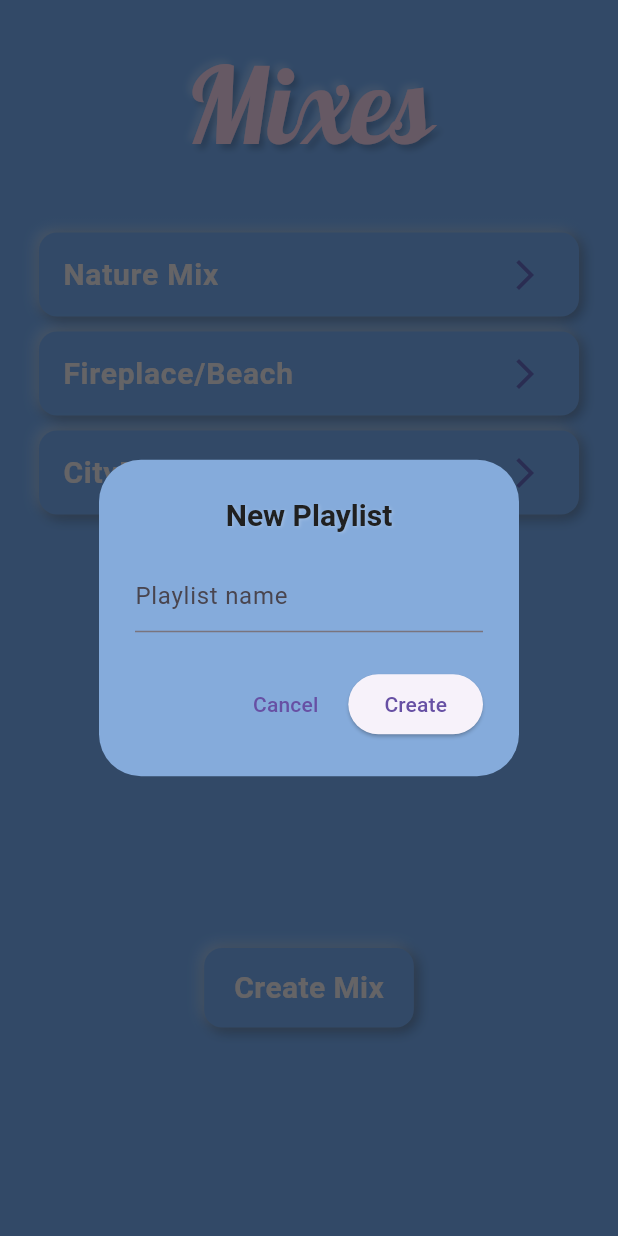
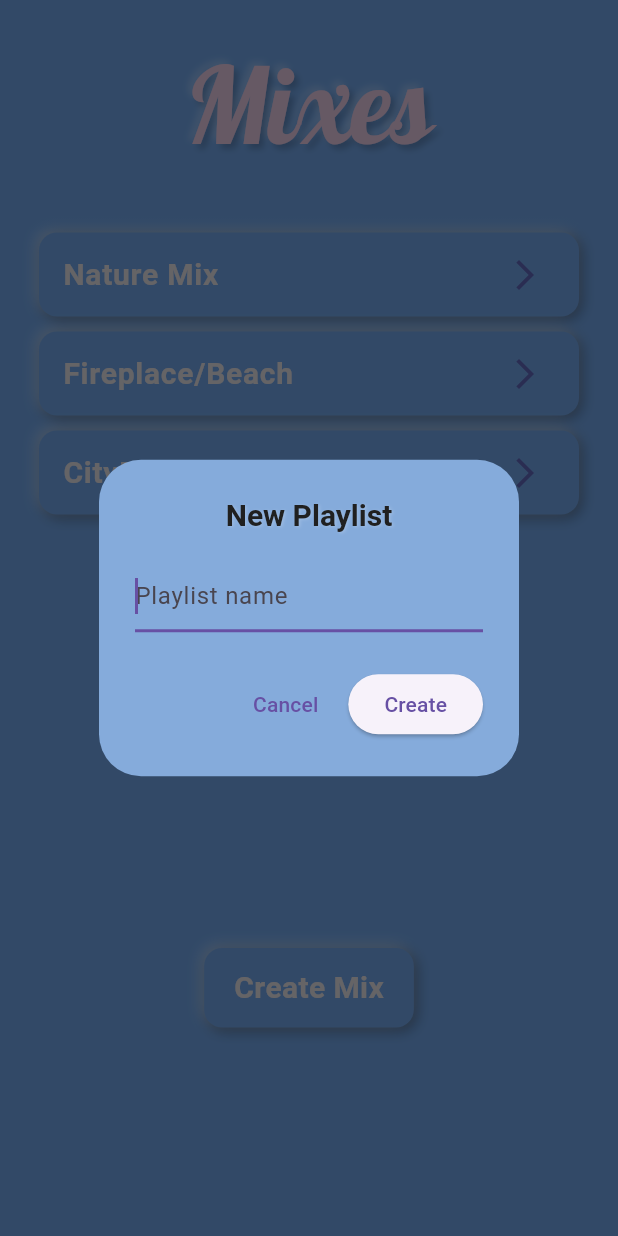
Before and after one commit to Ruslan-Po/Somnus, a Flutter app: the screen it shows after launch, after a tap on "Create Mix", on a phone screen of 412 x 824 dp. Run offline on Flutter 3.47's test engine with Material 3 defaults, Android fonts, the phone set to English and light mode, and no system bars; our stand-ins replace audio_service, flutter_bloc, google_fonts, just_audio, rxdart, shared_preferences; missing offline and left inert: audio_session.

Commit message:
realise version 1.0.1

```diff
--- a/lib/screens/home_screen.dart
+++ b/lib/screens/home_screen.dart
@@ -27,7 +27,7 @@ class HomeScreen extends StatelessWidget {
             'Limit reached',
             style: AppStyles.popTitles,
           ),
-          content: Text('You can create up to 20 playlists only.'),
+          content: Text('You can create up to 10 playlists only.'),
           actions: [
             TextButton(
               onPressed: () => Navigator.pop(context),
@@ -42,41 +42,12 @@ class HomeScreen extends StatelessWidget {
   }
 
   void _createPlaylist(BuildContext context) {
-    final TextEditingController controller = TextEditingController();
-
     showDialog(
       context: context,
-      builder: (_) => AlertDialog(
-        backgroundColor: AppStyles.accentColor,
-        title: Center(
-          child: Text(
-            'New Playlist',
-            style: AppStyles.popTitles,
-          ),
-        ),
-        content: TextFormField(
-          controller: controller,
-          decoration: const InputDecoration(hintText: 'Playlist name'),
-        ),
-        actions: [
-          TextButton(
-            onPressed: () => Navigator.pop(context),
-            child: const Text('Cancel'),
-          ),
-          ElevatedButton(
-            style: ButtonStyle(),
-            onPressed: () {
-              final title = controller.text.trim();
-              if (title.isNotEmpty) {
-                context.read<PlaylistBloc>().add(CreatePlaylistEvent(title));
-              }
-              Navigator.pop(context);
-            },
-            child: Text(
-              'Create',
-            ),
-          ),
-        ],
+      builder: (_) => CreatePlaylistDialog(
+        onCreate: (title) {
+          context.read<PlaylistBloc>().add(CreatePlaylistEvent(title));
+        },
       ),
     );
   }
@@ -236,7 +207,7 @@ class HomeScreen extends StatelessWidget {
                           ],
                         ),
                         child: Text(
-                          isLimit ? 'Limit reached' : 'Create Mix', // NEW
+                          isLimit ? 'Limit reached' : 'Create Mix',
                           style: AppStyles.buttons,
                         ),
                       ),
@@ -252,3 +223,66 @@ class HomeScreen extends StatelessWidget {
     );
   }
 }
+
+class CreatePlaylistDialog extends StatefulWidget {
+  final void Function(String) onCreate;
+
+  const CreatePlaylistDialog({super.key, required this.onCreate});
+
+  @override
+  State<CreatePlaylistDialog> createState() => _CreatePlaylistDialogState();
+}
+
+class _CreatePlaylistDialogState extends State<CreatePlaylistDialog> {
+  final TextEditingController _controller = TextEditingController();
+  final FocusNode _focusNode = FocusNode();
+
+  @override
+  void initState() {
+    super.initState();
+    WidgetsBinding.instance.addPostFrameCallback((_) {
+      _focusNode.requestFocus();
+    });
+  }
+
+  @override
+  void dispose() {
+    _controller.dispose();
+    _focusNode.dispose();
+    super.dispose();
+  }
+
+  @override
+  Widget build(BuildContext context) {
+    return AlertDialog(
+      backgroundColor: AppStyles.accentColor,
+      title: Center(
+        child: Text(
+          'New Playlist',
+          style: AppStyles.popTitles,
+        ),
+      ),
+      content: TextFormField(
+        controller: _controller,
+        focusNode: _focusNode,
+        decoration: const InputDecoration(hintText: 'Playlist name'),
+      ),
+      actions: [
+        TextButton(
+          onPressed: () => Navigator.pop(context),
+          child: const Text('Cancel'),
+        ),
+        ElevatedButton(
+          onPressed: () {
+            final title = _controller.text.trim();
+            if (title.isNotEmpty) {
+              widget.onCreate(title);
+              Navigator.pop(context);
+            }
+          },
+          child: Text('Create'),
+        ),
+      ],
+    );
+  }
+}
```
Also changed, not shown: 2 other files.
